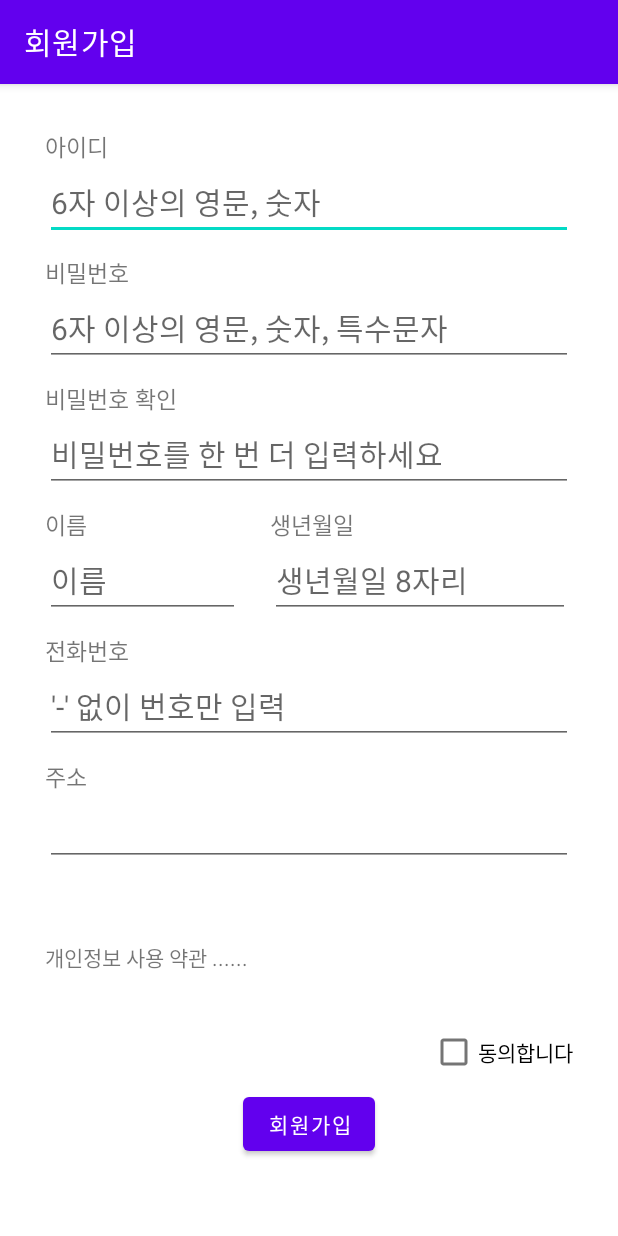
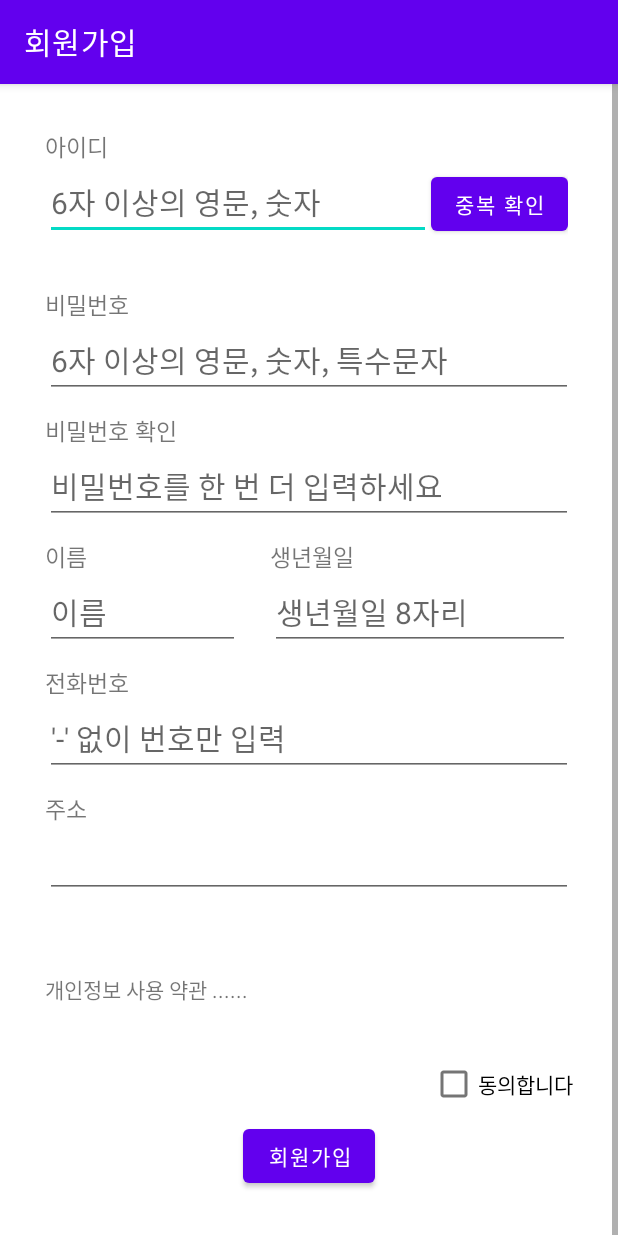
Before and after one commit to kevinmj12/MopProject, an Android app: the screen it shows after launch (JoinmembershipActivity), after a tap on "회원가입", on a phone screen of 412 x 824 dp. Run offline under Robolectric (Android 15) with nearby library versions, the phone set to English and light mode, and no system bars.

```diff
--- a/app/src/main/java/com/example/mopproject/JoinmembershipActivity.java
+++ b/app/src/main/java/com/example/mopproject/JoinmembershipActivity.java
@@ -2,18 +2,115 @@ package com.example.mopproject;
 
 import androidx.appcompat.app.AppCompatActivity;
 
+import android.app.Activity;
 import android.app.DatePickerDialog;
 import android.content.Intent;
+import android.content.SharedPreferences;
 import android.os.Bundle;
+import android.text.Editable;
+import android.text.TextWatcher;
+import android.view.View;
+import android.widget.Button;
+import android.widget.EditText;
+import android.widget.TextView;
+
 
 public class JoinmembershipActivity extends AppCompatActivity {
+    EditText jmId, jmPw, jmCheckPw, jmName, jmBirthday, jmPhone;
+    TextView jmFineId;
+    Button btnJoin, btnJmFineId;
+    SharedPreferences jmSpref;
+    SharedPreferences.Editor jmEditor;
+    int membersCount = 0;
 
+    public static boolean isFineId(String id){
+        boolean inEng = false, inNum = false;
+        if (id.length() < 6){
+            return false;
+        }
+        for (int i = 0; i < id.length(); i++){
+            if ('a' <= id.charAt(i) & id.charAt(i) <= 'z'){
+                inEng = true;
+            }
+            else if ('0' <= id.charAt(i) & id.charAt(i) <= '9'){
+                inNum = true;
+            }
+        }
+        if (inEng & inNum){
+            return true;
+        }
+        return false;
+
+    }
 
     @Override
     protected void onCreate(Bundle savedInstanceState) {
         super.onCreate(savedInstanceState);
         setContentView(R.layout.activity_joinmembership);
 
+        jmSpref = getSharedPreferences("joinmembership"+Integer.toString(membersCount), Activity.MODE_PRIVATE);
+        jmEditor = jmSpref.edit();
+
+//        editText
+        jmId = (EditText) findViewById(R.id.jmId);
+        jmPw = (EditText) findViewById(R.id.jmPw);
+        jmCheckPw = (EditText) findViewById(R.id.jmCheckPw);
+        jmName = (EditText) findViewById(R.id.jmName);
+        jmBirthday = (EditText) findViewById(R.id.jmBirthday);
+        jmPhone = (EditText) findViewById(R.id.jmPhone);
+//        textview
+        jmFineId = (TextView) findViewById(R.id.jmFineId);
+//        button
+        btnJmFineId = (Button) findViewById(R.id.btnJmFineId);
+        btnJoin = (Button) findViewById(R.id.btnJoin);
+
+        btnJmFineId.setOnClickListener(new View.OnClickListener(){
+            @Override
+            public void onClick(View view){
+                String strJmId = jmId.getText().toString();
+
+                if (isFineId(strJmId)){
+                    jmFineId.setText("사용 가능한 아이디입니다");
+                    jmFineId.setTextColor(0xFF0000FF);
+                }
+                else{
+                    jmFineId.setText("6자 이상의 영문, 숫자를 입력해주세요");
+                    jmFineId.setTextColor(0xFFFF0000);
+                }
+            }
+        });
+        jmCheckPw.addTextChangedListener(new TextWatcher() {
+            @Override
+            public void beforeTextChanged(CharSequence charSequence, int i, int i1, int i2) {
+
+            }
+
+            @Override
+            public void onTextChanged(CharSequence charSequence, int i, int i1, int i2) {
+                if ()
+            }
+
+            @Override
+            public void afterTextChanged(Editable editable) {
+
+            }
+        });
+
+        btnJoin.setOnClickListener(new View.OnClickListener(){
+            @Override
+            public void onClick(View view){
+                boolean idFine = false, pwFine = false, nameFine = false,
+                        birthdayFine = false, phoneFine = false;
+
+
+
+
+//                jmEditor.putString("id", strJmId);
+//                jmEditor.putString("pw", strJmPw);
+            }
+        });
+
+//        jmId.setText(spref.getString())
 
     }
 
--- a/app/src/main/java/com/example/mopproject/MainLogin.java
+++ b/app/src/main/java/com/example/mopproject/MainLogin.java
@@ -1,39 +1,78 @@
 package com.example.mopproject;
 
 import android.content.Intent;
+import android.content.SharedPreferences;
 import android.os.Bundle;
 import android.view.View;
 import android.widget.Button;
+import android.widget.EditText;
 
 import androidx.appcompat.app.AppCompatActivity;
 
-public class MainLogin extends AppCompatActivity {
+import java.security.MessageDigest;
 
+public class MainLogin extends AppCompatActivity{
+    SharedPreferences spref;
+    SharedPreferences.Editor editor;
+    Button btnLogin, btnJoinmembership, btnGoHome;
+    EditText loginId, loginPw;
 
     @Override
     protected void onCreate(Bundle savedInstanceState) {
         super.onCreate(savedInstanceState);
         setContentView(R.layout.login_main);
 
-        Button btnJoinmembership = (Button) findViewById(R.id.btnJoinmembership);
-        btnJoinmembership.setOnClickListener(new View.OnClickListener(){
+        btnJoinmembership = (Button) findViewById(R.id.btnJoinmembership);
+        btnJoinmembership.setOnClickListener(new View.OnClickListener() {
             @Override
-            public void onClick(View view){
+            public void onClick(View view) {
                 Intent intent = new Intent(getApplicationContext(), JoinmembershipActivity.class);
                 startActivity(intent);
             }
         });
 
-
-        Button btnGoHome = (Button) findViewById(R.id.btnGoHome);
-        btnGoHome.setOnClickListener(new View.OnClickListener(){
+        btnGoHome = (Button) findViewById(R.id.btnGoHome);
+        btnGoHome.setOnClickListener(new View.OnClickListener() {
             @Override
-            public void onClick(View view){
+            public void onClick(View view) {
                 finish();
 //                HomeFragment homeFragment = new HomeFragment();
 //                getSupportFragmentManager().beginTransaction().replace(R.id.login, homeFragment);
             }
         });
 
+        spref = getSharedPreferences("saveId", MODE_PRIVATE);
+        editor = spref.edit();
+
+        loginId = (EditText) findViewById(R.id.loginId);
+        loginPw = (EditText) findViewById(R.id.loginPassword);
+        btnLogin = (Button) findViewById(R.id.btnLogin);
+
+        String temp1 = spref.getString("loginId", "");
+        String temp2 = spref.getString("loginPw", "");
+        loginId.setText(temp1);
+        loginPw.setText(temp2);
+
+        btnLogin.setOnClickListener(new View.OnClickListener() {
+            @Override
+            public void onClick(View view) {
+                String dataId = loginId.getText().toString();
+                String dataPw = loginPw.getText().toString();
+                editor.putString("loginId", dataId);
+                editor.putString("loginPw", dataPw);
+                editor.commit();
+            }
+        });
     }
+//
+//    @Override
+//    public void onClick(View view){
+//        String dataId = loginId.getText().toString();
+//        String dataPw = loginPw.getText().toString();
+//        if (view.getId() == R.id.btnLogin){
+//            editor.putString("loginId", dataId);
+//            editor.putString("loginPw", dataPw);
+//            editor.commit();
+//        }
+//}
 }
--- a/app/src/main/res/layout/activity_joinmembership.xml
+++ b/app/src/main/res/layout/activity_joinmembership.xml
@@ -1,4 +1,8 @@
 <?xml version="1.0" encoding="utf-8"?>
+<ScrollView
+    xmlns:android="http://schemas.android.com/apk/res/android"
+    android:layout_width="match_parent"
+    android:layout_height="match_parent">
     <LinearLayout xmlns:android="http://schemas.android.com/apk/res/android"
         android:layout_width="match_parent"
         android:layout_height="match_parent"
@@ -12,15 +16,32 @@
             android:text="아이디"
             android:textSize="15dp"
             android:gravity="center_vertical"/>
+        <LinearLayout
+            android:layout_width="wrap_content"
+            android:layout_height="match_parent"
+            android:orientation="horizontal">
 
             <EditText
                 android:id="@+id/jmId"
-        android:layout_width="match_parent"
+                android:layout_width="257dp"
                 android:layout_height="wrap_content"
                 android:ems="10"
                 android:inputType="text"
                 android:textSize="20dp"
                 android:hint="6자 이상의 영문, 숫자"/>
+
+            <Button
+                android:id="@+id/btnJmFineId"
+                android:layout_width="wrap_content"
+                android:layout_height="wrap_content"
+                android:text="중복 확인"/>
+        </LinearLayout>
+
+        <TextView
+            android:id="@+id/jmFineId"
+            android:layout_width="match_parent"
+            android:layout_height="wrap_content"
+            android:textSize="15dp"/>
 
         <TextView
             android:id="@+id/textView2"
@@ -31,7 +52,7 @@
             android:textSize="15dp"/>
 
         <EditText
-        android:id="@+id/jmPassword"
+            android:id="@+id/jmPw"
             android:layout_width="match_parent"
             android:layout_height="wrap_content"
             android:ems="10"
@@ -49,7 +70,7 @@
             android:gravity="center_vertical"/>
 
         <EditText
-        android:id="@+id/jmCheckPassword"
+            android:id="@+id/jmCheckPw"
             android:layout_width="match_parent"
             android:layout_height="wrap_content"
             android:ems="10"
@@ -155,6 +176,7 @@
             android:text="동의합니다" />
 
         <Button
+            android:id="@+id/btnJoin"
             android:layout_gravity="center"
             android:layout_width="wrap_content"
             android:layout_height="wrap_content"
@@ -162,3 +184,4 @@
 
 
     </LinearLayout>
+</ScrollView>
--- a/app/src/main/res/layout/login_main.xml
+++ b/app/src/main/res/layout/login_main.xml
@@ -15,7 +15,7 @@
             android:layout_height="wrap_content"
             android:layout_alignParentTop="true"
             android:layout_centerHorizontal="true"
-            android:layout_marginTop="200dp"
+            android:layout_marginTop="100dp"
             android:text="Hello!"
             android:textSize="50dp"/>
 
```
Also changed, not shown: app/src/main/java/com/example/mopproject/MainActivity.java (+3 -5 lines). Lines whose indentation alone changed are shown as unchanged.
